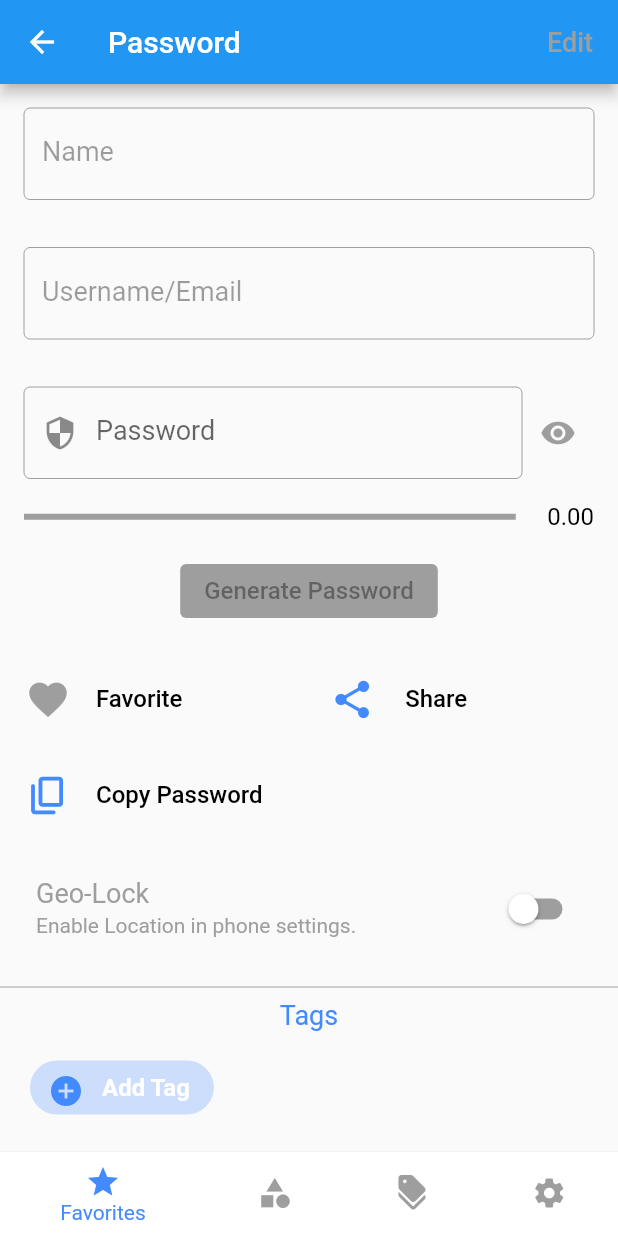
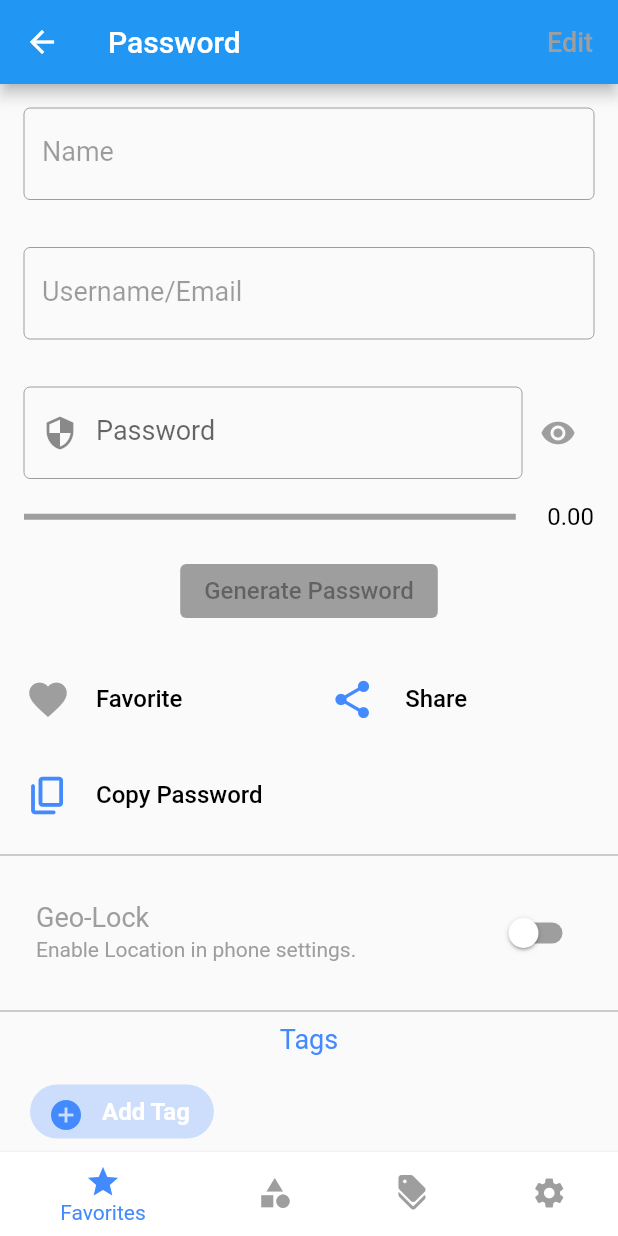
Before and after one commit to jspindrift/blackbox_password_manager, a Flutter app: the EditPasswordScreen screen opened by its route, on a phone screen of 412 x 824 dp. Run offline on Flutter 3.47's test engine with Material 2 defaults, Android fonts, the phone set to English and light mode, and no system bars; our stand-ins replace convert, device_info_plus, flutter_easyloading, flutter_secure_storage, flutter_slidable, geolocator and 7 more; missing offline and left inert: argon2, bip39, crypt, cryptography, ecdsa, elliptic and 8 more; accounts and stored records are empty.

Commit message:
clean up

```diff
--- a/lib/screens/edit_password_screen.dart
+++ b/lib/screens/edit_password_screen.dart
@@ -1273,6 +1273,9 @@ class _EditPasswordScreenState extends State<EditPasswordScreen> {
                 ),
               ),
               ),
+              Divider(
+                color: _isDarkModeEnabled ? Colors.greenAccent : Colors.grey,
+              ),
               Visibility(
                 visible: _testGeoLock,
                 child: Padding(
--- a/lib/screens/recovery_mode_screen.dart
+++ b/lib/screens/recovery_mode_screen.dart
@@ -44,8 +44,6 @@ class _RecoveryModeScreenState extends State<RecoveryModeScreen> {
   FocusNode _dialogIdentityNameTextFieldFocusNode = FocusNode();
 
   bool _isDarkModeEnabled = false;
-  // bool _isRecoveryModeEnabled = false;
-
   bool _importFieldIsValid = false;
   bool _hasImportWarningMessage = false;
 
```
Also changed, not shown: lib/managers/Cryptor.dart (+4 -4 lines), lib/screens/add_password_screen.dart (+0 -10 lines).
